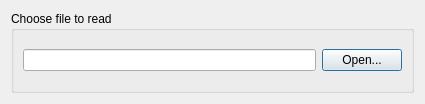
SCIInstitute/SCIRun, file src/Interface/Modules/DataIO/ReadFieldDialog.ui: the form before one commit.
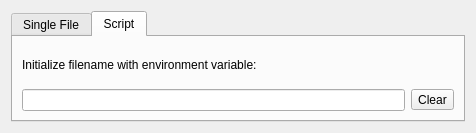
The form after the commit. The open tabs and pages were chosen to show the change.

Commit message: Start adding dataIO environment variable option

The edit to the form file:
```diff
--- a/src/Interface/Modules/DataIO/ReadFieldDialog.ui
+++ b/src/Interface/Modules/DataIO/ReadFieldDialog.ui
@@ -6,8 +6,8 @@
    <rect>
     <x>0</x>
     <y>0</y>
-    <width>425</width>
-    <height>104</height>
+    <width>476</width>
+    <height>133</height>
    </rect>
   </property>
   <property name="sizePolicy">
@@ -18,8 +18,8 @@
   </property>
   <property name="minimumSize">
    <size>
-    <width>425</width>
-    <height>104</height>
+    <width>476</width>
+    <height>133</height>
    </size>
   </property>
   <property name="windowTitle">
@@ -27,6 +27,16 @@
   </property>
   <layout class="QVBoxLayout" name="verticalLayout">
    <item>
+    <widget class="QTabWidget" name="tabWidget">
+     <property name="currentIndex">
+      <number>0</number>
+     </property>
+     <widget class="QWidget" name="tab">
+      <attribute name="title">
+       <string>Single File</string>
+      </attribute>
+      <layout class="QHBoxLayout" name="horizontalLayout_2">
+       <item>
     <widget class="QGroupBox" name="groupBox">
      <property name="title">
       <string>Choose file to read</string>
@@ -63,6 +73,34 @@
    </item>
   </layout>
  </widget>
+     <widget class="QWidget" name="tab_2">
+      <attribute name="title">
+       <string>Script</string>
+      </attribute>
+      <layout class="QGridLayout" name="gridLayout">
+       <item row="0" column="0">
+        <widget class="QLabel" name="label">
+         <property name="text">
+          <string>Initialize filename with environment variable:</string>
+         </property>
+        </widget>
+       </item>
+       <item row="2" column="0">
+        <widget class="QLineEdit" name="scriptInputLineEdit_"/>
+       </item>
+       <item row="2" column="1">
+        <widget class="QToolButton" name="toolButton">
+         <property name="text">
+          <string>Clear</string>
+         </property>
+        </widget>
+       </item>
+      </layout>
+     </widget>
+    </widget>
+   </item>
+  </layout>
+ </widget>
  <resources/>
  <connections/>
 </ui>
```
Left out of the diff: 19 changed lines with no effect on the pictures. Lines whose indentation alone changed are shown as unchanged. The commit also changes 5 other files.
